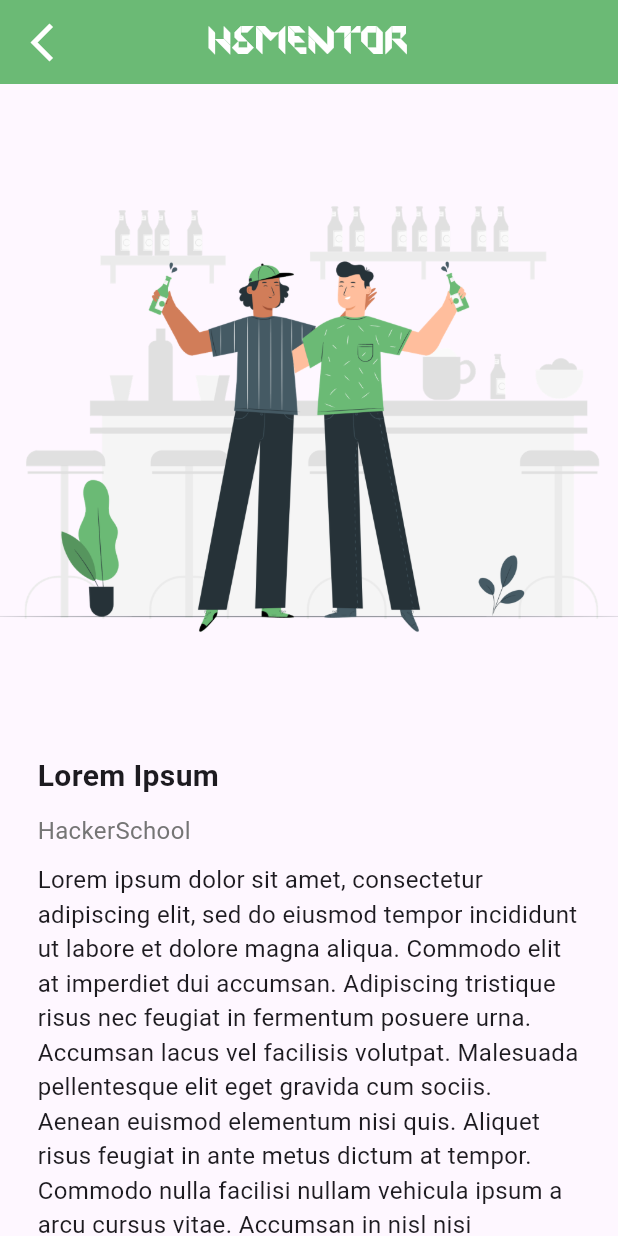
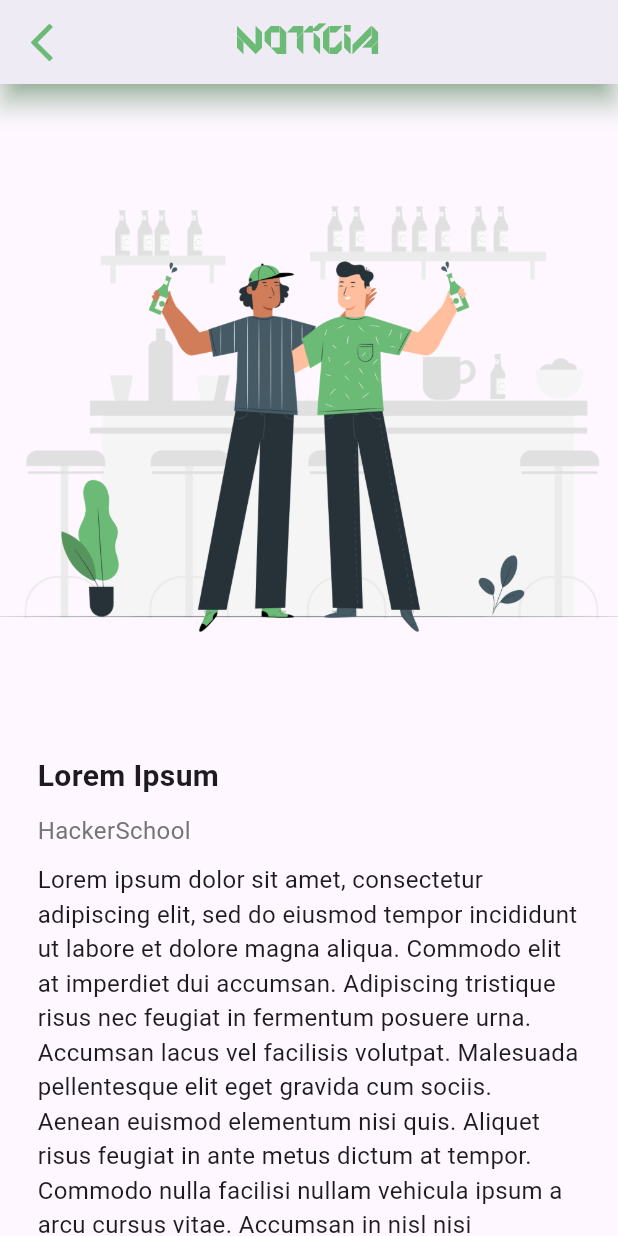
Before and after one commit to HackerSchool/HSMentor, a Flutter app: the Home screen opened directly, after a tap on "Lorem Ipsum", on a phone screen of 412 x 824 dp. Run offline on Flutter 3.47's test engine with Material 3 defaults, Android fonts, the phone set to English and light mode, and no system bars; our stand-ins replace google_nav_bar, introduction_screen, liquid_pull_to_refresh, shared_preferences; accounts and stored records are empty.

Commit message:
refactor: minor quality of life changes to news tile and filenames

```diff
--- a/lib/components/noticias_tile.dart
+++ b/lib/components/noticias_tile.dart
@@ -16,12 +16,22 @@ class NoticiasTile extends StatelessWidget {
           color: Color(0xFF6BBA75), borderRadius: BorderRadius.circular(30)),
       child: GestureDetector(
         onTap: onTap,
-          child: Padding(
+        child: Column(
+          crossAxisAlignment: CrossAxisAlignment.start,
+          children: [
+            Padding(
+              padding: EdgeInsets.only(bottom: 10),
+              child: ClipRRect(
+                  borderRadius: BorderRadius.only(
+                      topLeft: Radius.circular(30),
+                      topRight: Radius.circular(30)),
+                  child: Image.asset(noticia.pathImagem, fit: BoxFit.cover)),
+            ),
+            Padding(
               padding: EdgeInsets.only(left: 20, bottom: 10, right: 20),
               child: Column(
                 crossAxisAlignment: CrossAxisAlignment.start,
                 children: [
-                Image.asset(noticia.pathImagem),
                   Text(
                     "${noticia.titulo}",
                     style: TextStyle(
@@ -46,6 +56,9 @@ class NoticiasTile extends StatelessWidget {
                 ],
               ),
             ),
-        ));
+          ],
+        ),
+      ),
+    );
   }
 }
--- a/lib/pages/home.dart
+++ b/lib/pages/home.dart
@@ -52,8 +52,8 @@ class Home extends StatelessWidget {
               child: Row(
                 children: [
                   Text("Próximas Aulas ⏰",
-                        style: TextStyle(
-                            fontWeight: FontWeight.bold, fontSize: 24))
+                      style:
+                          TextStyle(fontWeight: FontWeight.bold, fontSize: 24))
                 ],
               )),
 
@@ -85,8 +85,8 @@ class Home extends StatelessWidget {
               child: Row(
                 children: [
                   Text("Próximas Avaliações 📝",
-                        style: TextStyle(
-                            fontWeight: FontWeight.bold, fontSize: 24)),
+                      style:
+                          TextStyle(fontWeight: FontWeight.bold, fontSize: 24)),
                   Tooltip(
                     height: 10,
                     message:
@@ -123,8 +123,8 @@ class Home extends StatelessWidget {
               child: Row(
                 children: [
                   Text("Últimas Notícias 📰",
-                        style: TextStyle(
-                            fontWeight: FontWeight.bold, fontSize: 24))
+                      style:
+                          TextStyle(fontWeight: FontWeight.bold, fontSize: 24))
                 ],
               )),
 
@@ -147,7 +147,7 @@ class Home extends StatelessWidget {
                         context,
                         MaterialPageRoute(
                             builder: (context) =>
-                                  NoticiaPage(noticia: noticia))),
+                                NoticiaDetail(noticia: noticia))),
                   );
                 }),
           ),
--- a/lib/pages/noticia_detalhe.dart
+++ b/lib/pages/noticia_detalhe.dart
@@ -1,35 +1,36 @@
 import 'package:flutter/material.dart';
 import 'package:hsmentor/models/noticia.dart';
 
-class NoticiaPage extends StatefulWidget {
+class NoticiaDetail extends StatefulWidget {
   final Noticia noticia;
 
-  const NoticiaPage({
+  const NoticiaDetail({
     super.key,
     required this.noticia,
   });
 
   @override
-  State<NoticiaPage> createState() => _NoticiaPageState();
+  State<NoticiaDetail> createState() => _NoticiaDetailState();
 }
 
-class _NoticiaPageState extends State<NoticiaPage> {
+class _NoticiaDetailState extends State<NoticiaDetail> {
   @override
   Widget build(BuildContext context) {
     return Scaffold(
       appBar: AppBar(
-        title: Text("hsmentor",
+        title: Text("Notícia",
             style: TextStyle(
-                fontFamily: "Origami", color: Colors.white, fontSize: 28)),
+                fontFamily: "Origami", color: Color(0xFF6BBA75), fontSize: 28)),
         centerTitle: true,
-        backgroundColor: Color(0xFF6BBA75),
-        elevation: 0,
+        backgroundColor: Colors.white,
+        elevation: 7,
+        shadowColor: const Color(0xFF6BBA75),
         leading: IconButton(
             onPressed: () {
               Navigator.pop(context);
             },
-            icon:
-                Icon(Icons.arrow_back_ios_new, size: 30, color: Colors.white)),
+            icon: Icon(Icons.arrow_back_ios_new,
+                size: 30, color: Color(0xFF6BBA75))),
       ),
       body: SingleChildScrollView(
         child: Column(
--- a/lib/pages/noticias_feed.dart
+++ b/lib/pages/noticias_feed.dart
@@ -75,7 +75,7 @@ class NoticiasFeed extends StatelessWidget {
                             context,
                             MaterialPageRoute(
                                 builder: (context) =>
-                                    NoticiaPage(noticia: noticia))),
+                                    NoticiaDetail(noticia: noticia))),
                       );
                     }),
               ),
```
Lines whose indentation alone changed are shown as unchanged.
